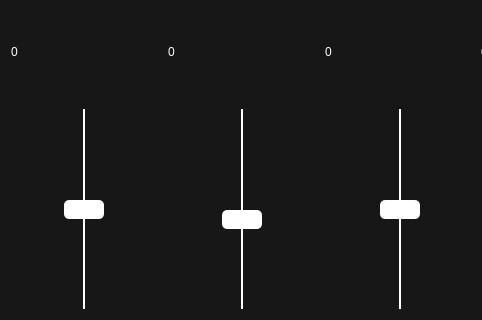
Qt form src/ui/mainwindow.ui (MrFrangipane/frangitron-raspberry) before a commit; both pictures show x 0 to 482 and y 160 to 480 of the 800 by 480 pixel window.
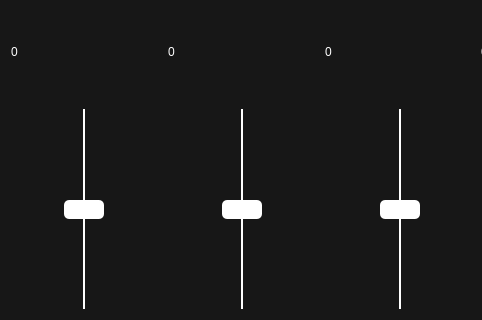
The same form after that commit.

What changed in the file:
```diff
--- a/src/ui/mainwindow.ui
+++ b/src/ui/mainwindow.ui
@@ -274,7 +274,7 @@
          <number>10</number>
         </property>
         <property name="value">
-         <number>450</number>
+         <number>500</number>
         </property>
         <property name="orientation">
          <enum>Qt::Vertical</enum>
```
